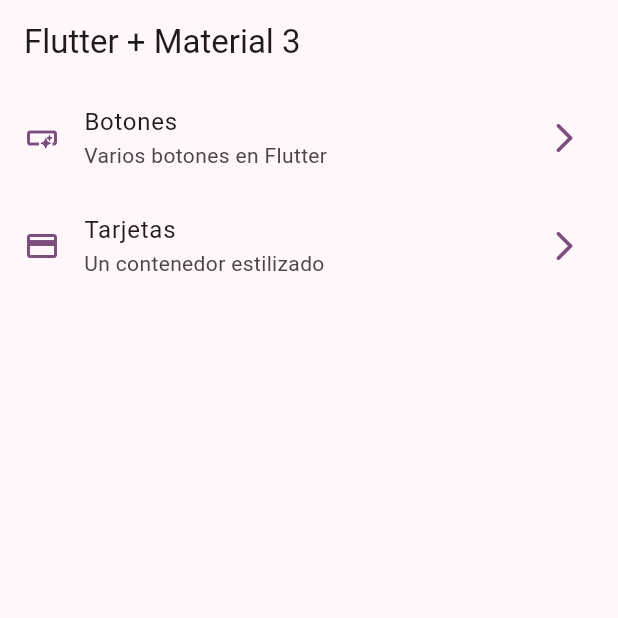
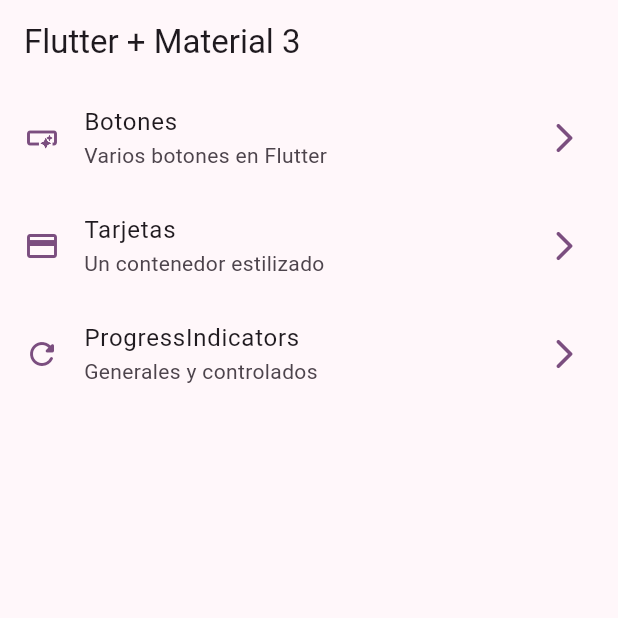
Before and after one commit to Mirsa4/TemplateAppFlutterMirsa, a Flutter app: the screen it shows after launch, on a phone screen of 412 x 824 dp, the top half of it. Run offline on Flutter 3.47's test engine with Material 3 defaults, Android fonts, the phone set to English and light mode, and no system bars; our stand-ins replace go_router.

```diff
--- a/lib/config/menu/menu_items.dart
+++ b/lib/config/menu/menu_items.dart
@@ -16,6 +16,7 @@ final IconData icon;
 }
   const appMenuItems = <MenuItem> [
 
+  // Estas son las opciones en el menú de la aplicación.
     MenuItem(
      title: 'Botones',
      subtitle: 'Varios botones en Flutter',
@@ -30,4 +31,14 @@ final IconData icon;
      icon: Icons.credit_card
     ),
 
+
+     MenuItem(
+     title: 'ProgressIndicators',
+     subtitle: 'Generales y controlados',
+     link: '/progress',
+     icon: Icons.refresh_rounded
+    ),
+
+
+
   ];
```
